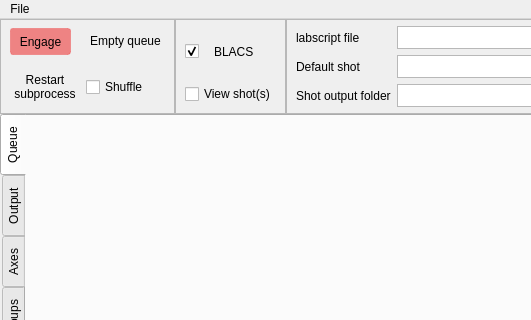
This is runmanager/main.ui in ispielma/runmanager as Qt 5 draws it before an edit; both pictures show x 0 to 531 and y 0 to 320 of the 1000 by 650 pixel window. The edited form follows.
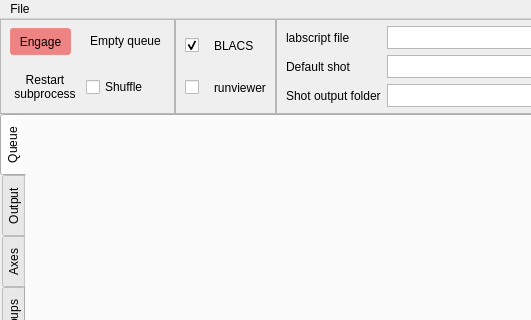
This is the edited form. Icons and pictures are not drawn. Custom widgets are drawn as their Qt base class.

```diff
--- a/runmanager/main.ui
+++ b/runmanager/main.ui
@@ -323,7 +323,24 @@
               <string>Open the shot files in runviewer after compilation</string>
              </property>
              <property name="text">
-              <string>View shot(s)</string>
+              <string/>
+             </property>
+            </widget>
+           </item>
+           <item>
+            <widget class="QLabel" name="checkBox_view_shots_icon">
+             <property name="text">
+              <string/>
+             </property>
+            </widget>
+           </item>
+           <item>
+            <widget class="QLabel" name="checkBox_view_shots_text">
+             <property name="toolTip">
+              <string>Open the shot files in runviewer after compilation</string>
+             </property>
+             <property name="text">
+              <string>runviewer</string>
              </property>
             </widget>
            </item>
```
